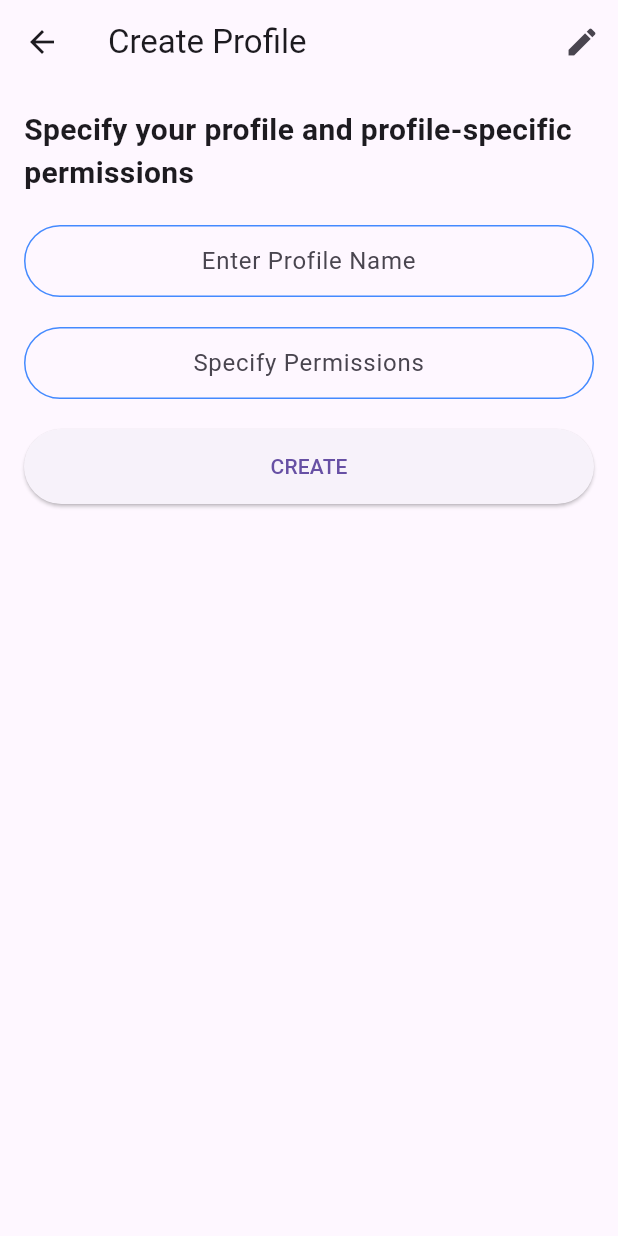
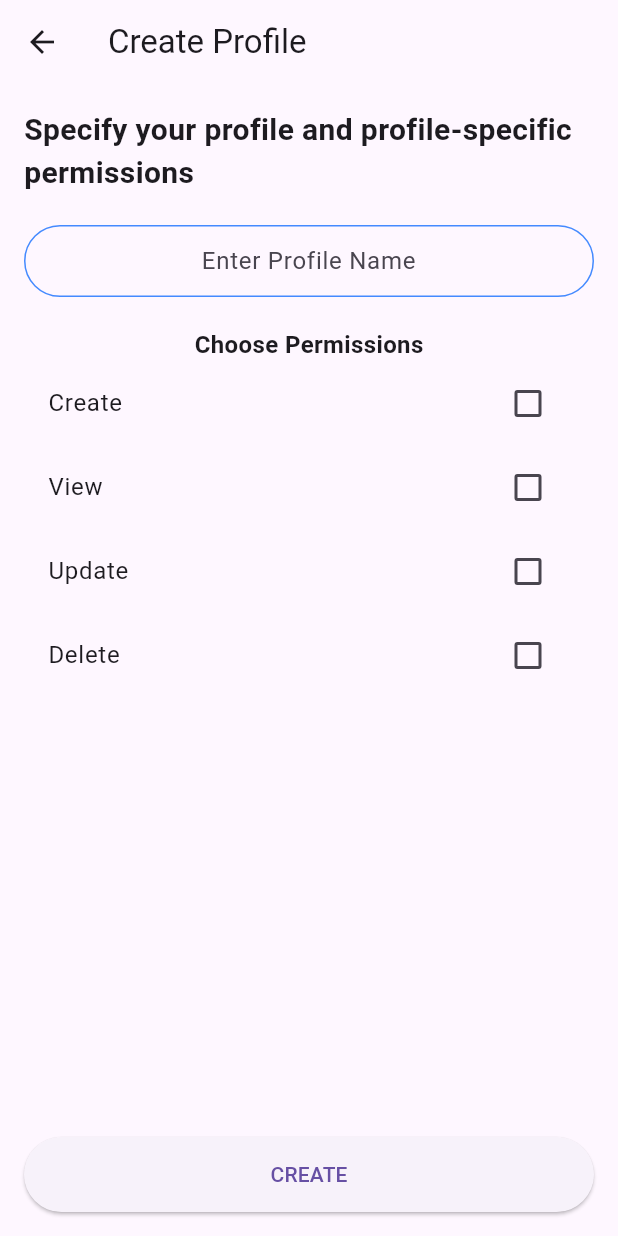
Before and after one commit to mn-nao-ren/drenchmate1017, a Flutter app: the AccountHomeScreen screen opened by its route, after a tap on "Create Profile", on a phone screen of 412 x 824 dp. Run offline on Flutter 3.47's test engine with Material 3 defaults, Android fonts, the phone set to English and light mode, and no system bars; drawn by our look-alikes of modal_progress_hud_nsn; our stand-ins replace cloud_firestore, firebase_auth, firebase_core, google_fonts, shared_preferences; accounts and stored records are empty.

Commit message:
Added create profile use case

```diff
--- a/lib/business_logic/models/profile.dart
+++ b/lib/business_logic/models/profile.dart
@@ -1,11 +1,10 @@
-import 'package:cloud_firestore/cloud_firestore.dart';
 
 
 class Profile {
   final int profileID;
   final int userID;
   final String profileName;
-  final String permissions;
+  late List<String> permissions = [];
   final DateTime createdAt;
 
   Profile({
@@ -22,7 +21,7 @@ class Profile {
       profileID: json['profileID'] as int,
       userID: json['userID'] as int,
       profileName: json['profileName'] as String,
-      permissions: json['permissions'] as String,
+      permissions: (json['permissions'] as List<dynamic>).map((e) => e as String).toList(),
       createdAt: DateTime.parse(json['createdAt'] as String),
     );
   }
@@ -44,7 +43,7 @@ class Profile {
       profileID: map['profileID'] as int,
       userID: map['userID'] as int,
       profileName: map['profileName'] as String,
-      permissions: map['permissions'] as String,
+      permissions: List<String>.from(map['permissions']),
       createdAt: DateTime.parse(map['createdAt'] as String),
     );
   }
--- a/lib/main.dart
+++ b/lib/main.dart
@@ -29,7 +29,7 @@ class DrenchMateApp extends StatelessWidget {
         HomePage.id: (context) => const HomePage(),
         RegistrationPage.id: (context) => const RegistrationPage(),
         AccountHomeScreen.id: (context) => const AccountHomeScreen(),
-        CreateProfileScreen.id: (context) => CreateProfileScreen(),
+        CreateProfileScreen.id: (context) => const CreateProfileScreen(),
       },
     );
   }
--- /dev/null
+++ b/lib/presentation/components/permission_check_box.dart
@@ -0,0 +1,70 @@
+import 'package:flutter/material.dart';
+
+class PermissionCheckbox extends StatefulWidget {
+  final String title;
+  final List<String> permissions;
+  final ValueChanged<List<String>> onChanged;
+
+  const PermissionCheckbox({
+    super.key,
+    required this.title,
+    required this.permissions,
+    required this.onChanged,
+  });
+
+  @override
+  _PermissionCheckboxState createState() => _PermissionCheckboxState();
+}
+
+class _PermissionCheckboxState extends State<PermissionCheckbox> {
+  List<String> selectedPermissions = [];
+
+  @override
+  void initState() {
+    super.initState();
+    selectedPermissions = List.from(widget.permissions);
+  }
+
+  void _onPermissionChanged(String permission, bool? selected) {
+    setState(() {
+      if (selected == true) {
+        if (!selectedPermissions.contains(permission)) {
+          selectedPermissions.add(permission);
+        }
+      } else {
+        selectedPermissions.remove(permission);
+      }
+      widget.onChanged(selectedPermissions);
+    });
+  }
+
+  @override
+  Widget build(BuildContext context) {
+    return Column(
+      crossAxisAlignment: CrossAxisAlignment.start,
+      children: [
+        Text(widget.title, style: const TextStyle(fontSize: 16, fontWeight: FontWeight.bold)),
+        CheckboxListTile(
+          title: const Text('Create'),
+          value: selectedPermissions.contains('Create'),
+          onChanged: (bool? selected) => _onPermissionChanged('Create', selected),
+        ),
+        CheckboxListTile(
+          title: const Text('View'),
+          value: selectedPermissions.contains('View'),
+          onChanged: (bool? selected) => _onPermissionChanged('View', selected),
+        ),
+        CheckboxListTile(
+          title: const Text('Update'),
+          value: selectedPermissions.contains('Update'),
+          onChanged: (bool? selected) => _onPermissionChanged('Update', selected),
+        ),
+        CheckboxListTile(
+          title: const Text('Delete'),
+          value: selectedPermissions.contains('Delete'),
+          onChanged: (bool? selected) => _onPermissionChanged('Delete', selected),
+        ),
+      ],
+    );
+  }
+}
--- a/lib/presentation/screens/account_home_screen.dart
+++ b/lib/presentation/screens/account_home_screen.dart
@@ -1,7 +1,6 @@
 import 'package:flutter/material.dart';
 import 'package:firebase_auth/firebase_auth.dart';
 import 'package:drenchmate_2024/presentation/screens/create_profile.dart'; // class name CreateProfileScreen
-import 'package:drenchmate_2024/main.dart';
 
 class AccountHomeScreen extends StatefulWidget {
   static String id = 'account_home_screen';
@@ -49,6 +48,7 @@ class _AccountHomeScreenState extends State<AccountHomeScreen> {
         ],
 
         title: const Text('Account Home'),
+        centerTitle: true,
         backgroundColor: Colors.deepPurple,
         foregroundColor: Colors.white,
       ),
--- a/lib/presentation/screens/create_profile.dart
+++ b/lib/presentation/screens/create_profile.dart
@@ -2,10 +2,20 @@ import 'package:firebase_auth/firebase_auth.dart';
 import 'package:flutter/material.dart';
 import 'package:modal_progress_hud_nsn/modal_progress_hud_nsn.dart';
 import 'package:drenchmate_2024/presentation/components/constants.dart';
+import 'package:cloud_firestore/cloud_firestore.dart';
 
 
-class CreateProfileScreen extends StatelessWidget {
+class CreateProfileScreen extends StatefulWidget {
   static const String id = 'create_profile_Screen';
+
+  const CreateProfileScreen({super.key});
+
+  @override
+  _CreateProfileScreenState createState() => _CreateProfileScreenState();
+}
+
+class _CreateProfileScreenState extends State<CreateProfileScreen> {
+
   final TextEditingController _profileNameController = TextEditingController();
 
   final _auth = FirebaseAuth.instance;
@@ -14,12 +24,63 @@ class CreateProfileScreen extends StatelessWidget {
   late final int profileID;
   late final int userID;
   late final String profileName;
-  late final String permissions;
+  late List<String> permissions = [];
   late final DateTime createdAt;
 
   final GlobalKey<FormState> _formKey = GlobalKey<FormState>();
 
-  CreateProfileScreen({super.key});
+  final List<String> _permissionOptions = ["Create", "View", "Update", "Delete"];
+  final Map<String, bool> _selectedPermissions = {
+    "Create": false,
+    "View": false,
+    "Update": false,
+    "Delete": false,
+  };
+
+  void _onPermissionChanged(String permission, bool? selected) {
+    setState(() {
+      _selectedPermissions[permission] = selected ?? false;
+      permissions = _selectedPermissions.entries
+          .where((entry) => entry.value)
+          .map((entry) => entry.key)
+          .toList();
+    });
+  }
+
+  // method that uses _auth to create profile and save to database
+  Future<void> _createProfile() async {
+    setState(() {
+      showSpinner = true;
+    });
+
+    try {
+      final user = _auth.currentUser;
+      if (user != null) {
+        final uid = user.uid;
+        await FirebaseFirestore.instance.collection('profiles').add({
+          'profileName': _profileNameController.text,
+          'permissions': permissions,
+          'userID': uid,
+          'createdAt': Timestamp.now(),
+        });
+        ScaffoldMessenger.of(context).showSnackBar(
+          const SnackBar(
+            content: Text('Profile Created for You'),
+          ),
+        );
+        Navigator.of(context).pop();
+      }
+    } catch (e) {
+      print(e);
+    }
+
+    setState(() {
+      showSpinner = false;
+    });
+  }
+
+
+
 
   @override
   Widget build(BuildContext context) {
@@ -30,17 +91,13 @@ class CreateProfileScreen extends StatelessWidget {
           icon: const Icon(Icons.arrow_back),
           onPressed: () => Navigator.of(context).pop(),
         ),
-        actions: [
-          IconButton(
-            icon: const Icon(Icons.edit),
-            onPressed: () {
-              // Add edit functionality here
-            },
       ),
-        ],
-      ),
-      body: Padding(
+      body: ModalProgressHUD(
+        inAsyncCall: showSpinner,
+        child: Padding(
           padding: const EdgeInsets.all(16.0),
+          child: Form(
+            key: _formKey,
             child: Column(
               children: [
                 const Text(
@@ -49,6 +106,7 @@ class CreateProfileScreen extends StatelessWidget {
                 ),
                 const SizedBox(height: 20),
                 TextField(
+
                   textAlign: TextAlign.center,
                   onChanged: (value) {
                     profileName = value;
@@ -56,19 +114,28 @@ class CreateProfileScreen extends StatelessWidget {
                   decoration: kTextFieldDecoration.copyWith(hintText: 'Enter Profile Name'),
                 ),
                 const SizedBox(height: 20),
-            TextField( // permissions may be drop down field, not text field.
-              textAlign: TextAlign.center,
-              onChanged: (value) {
-                permissions  = value;
+                const Text(
+                  'Choose Permissions',
+                  style: TextStyle(fontSize: 16, fontWeight: FontWeight.bold),
+                ),
+                Expanded(
+                  child: ListView(
+                    children: _permissionOptions.map((permission) {
+                      return CheckboxListTile(
+                        title: Text(permission),
+                        value: _selectedPermissions[permission],
+                        onChanged: (bool? selected) {
+                          setState(() {
+                            _onPermissionChanged(permission, selected);
+                          });
                         },
-              decoration: kTextFieldDecoration.copyWith(hintText: 'Specify Permissions'),
+                      );
+                    }).toList(),
+                  ),
                 ),
                 const SizedBox(height: 20),
-
                 ElevatedButton(
-              onPressed: () {
-                // Add profile button pressed functionality here
-              },
+                  onPressed: _createProfile,
                   style: ElevatedButton.styleFrom(
                     minimumSize: const Size(double.infinity, 50),
                   ),
@@ -77,6 +144,8 @@ class CreateProfileScreen extends StatelessWidget {
               ],
             ),
           ),
+        ),
+      ),
     );
   }
 }
```
Also changed, not shown: lib/presentation/screens/email_registration_page.dart (+2 -5 lines), lib/presentation/screens/login_page.dart (+2 -5 lines). Lines whose indentation alone changed are shown as unchanged.
